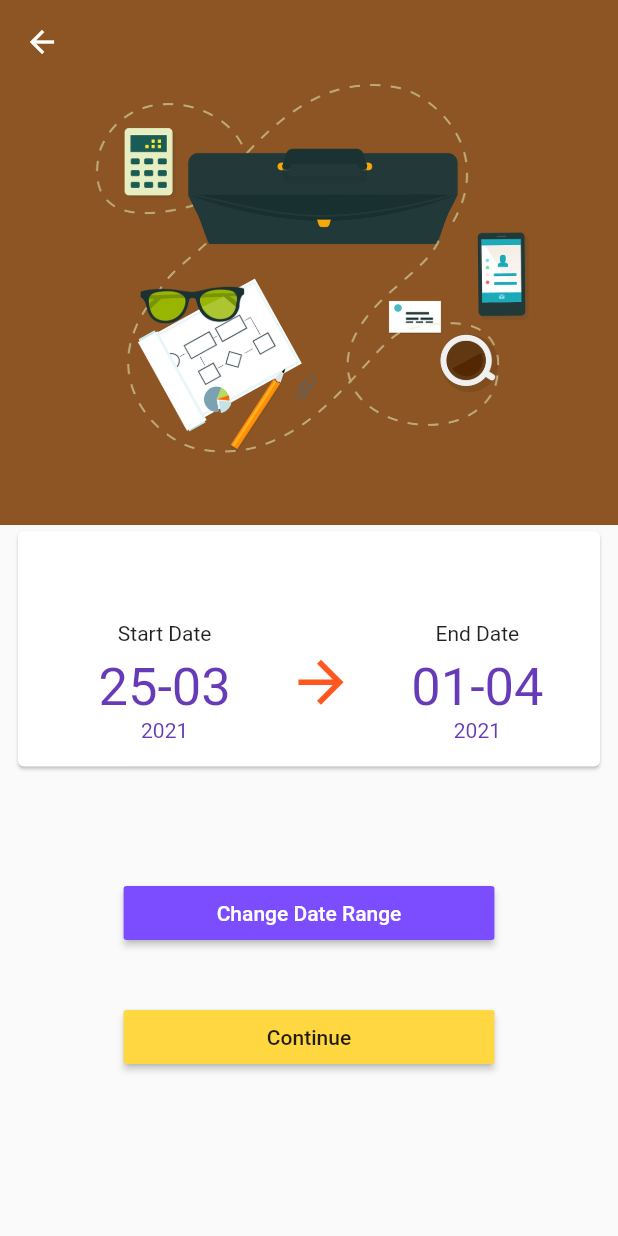
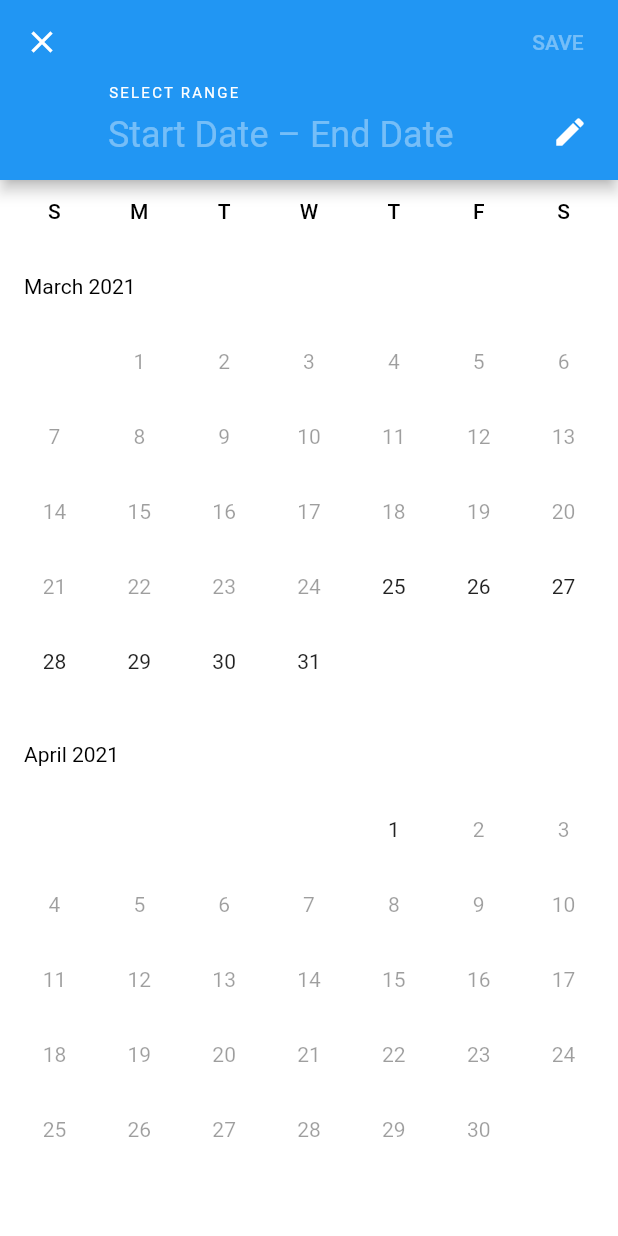
Before and after one commit to mrunal512/JOURV2-, a Flutter app: the NewScheduleDate screen opened directly with empty values, after a tap on "Change Date Range", on a phone screen of 412 x 824 dp. Run offline on Flutter 3.47's test engine with Material 2 defaults, Android fonts, the phone set to English and light mode, and no system bars; our stand-ins replace auto_size_text, cloud_firestore, curved_navigation_bar, firebase_auth, firebase_core, flutter_spinkit; accounts and stored records are empty.

Commit message:
changed date picker and baaaki bhool gya

```diff
--- a/lib/views/new_works/date_view.dart
+++ b/lib/views/new_works/date_view.dart
@@ -2,7 +2,6 @@ import 'package:flutter/material.dart';
 import 'package:jourv2/models/work.dart';
 import 'importance_view.dart';
 import 'package:intl/intl.dart';
-import 'package:date_range_picker/date_range_picker.dart' as DateRangePicker;
 import 'dart:async';
 import 'package:auto_size_text/auto_size_text.dart';
 
@@ -19,17 +18,19 @@ class _NewScheduleDateState extends State<NewScheduleDate> {
   DateTime _endDate = DateTime.now().add(Duration(days: 7));
 
   Future displayRangeDatePicker(BuildContext context) async {
-    final List<DateTime> picked = await DateRangePicker.showDatePicker(
-      context: context,
-      initialFirstDate: _startDate,
-      initialLastDate: _endDate,
-      firstDate: new DateTime(DateTime.now().year),
-      lastDate: new DateTime(DateTime.now().year + 50),
-    );
-    if (picked != null && picked.length == 2) {
+    final DateTimeRange picked = await showDateRangePicker(
+        context: context, firstDate: _startDate, lastDate: _endDate);
+    // final List<DateTime> picked = await DateRangePicker.showDatePicker(
+    //   context: context,
+    //   initialFirstDate: _startDate,
+    //   initialLastDate: _endDate,
+    //   firstDate: new DateTime(DateTime.now().year),
+    //   lastDate: new DateTime(DateTime.now().year + 50),
+    // );
+    if (picked != null && picked.duration >= Duration(days: 1)) {
       setState(() {
-        _startDate = picked[0];
-        _endDate = picked[1];
+        _startDate = picked.start;
+        _endDate = picked.end;
       });
     }
   }
--- a/lib/views/profile_view.dart
+++ b/lib/views/profile_view.dart
@@ -62,7 +62,8 @@ class ProfileView extends StatelessWidget {
       child: Text("Sign Out"),
       onPressed: () async {
         try {
-          await Provider.of(context).auth.signOut();
+          Navigator.pop(context);
+          // await Provider.of(context).auth.signOut();
         } catch (e) {
           print(e);
         }
--- a/pubspec.yaml
+++ b/pubspec.yaml
@@ -1,6 +1,6 @@
 name: jourv2
 description: jour version 2
-publish_to: 'none' # Remove this line if you wish to publish to pub.dev
+publish_to: "none" # Remove this line if you wish to publish to pub.dev
 version: 1.0.0+1
 
 environment:
@@ -25,7 +25,6 @@ dependencies:
   shared_preferences: ^0.5.12+4
   fluttertoast: ^7.1.5
   intl: ^0.16.1
-  date_range_picker: ^1.0.6
   fluttertagselector: ^0.1.0
   auto_size_text: ^2.1.0
   google_sign_in: ^4.5.9
@@ -40,7 +39,6 @@ flutter:
   uses-material-design: true
   assets:
     - images/
-
 
   # An image asset can refer to one or more resolution-specific "variants", see
   # https://flutter.dev/assets-and-images/#resolution-aware.
```
Also changed, not shown: lib/views/sign_up_view.dart (+6 -2 lines), pubspec.lock.
